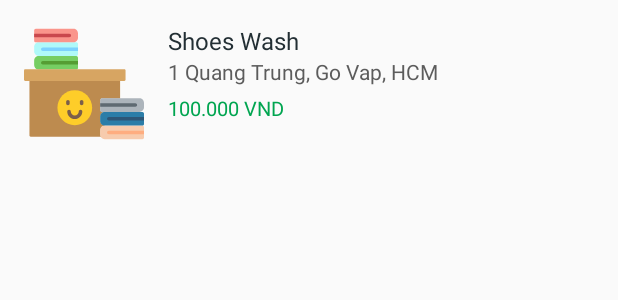
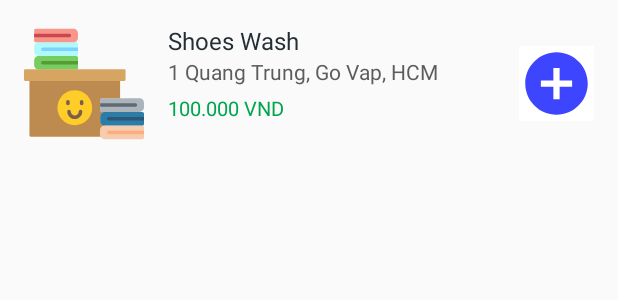
Before and after one commit to thuyvtk/CLaundry, an Android app: the layout service_item.xml on its own in the app's theme, with its tools: preview values and no code run, on a phone screen of 412 x 824 dp. Shown: the top 300 px of the screen. Run offline under Robolectric (Android 15) with nearby library versions, the phone set to English and light mode, and no system bars; Roboto replaces fonts that are not available here.

Commit message:
update serviceItem

```diff
--- /dev/null
+++ b/app/src/main/res/drawable/ic_add_circle_blue_24dp.xml
@@ -0,0 +1,5 @@
+<vector android:height="50dp" android:tint="#3E45FF"
+    android:viewportHeight="24.0" android:viewportWidth="24.0"
+    android:width="50dp" xmlns:android="http://schemas.android.com/apk/res/android">
+    <path android:fillColor="#FF000000" android:pathData="M12,2C6.48,2 2,6.48 2,12s4.48,10 10,10 10,-4.48 10,-10S17.52,2 12,2zM17,13h-4v4h-2v-4L7,13v-2h4L11,7h2v4h4v2z"/>
+</vector>
--- a/app/src/main/res/layout/service_item.xml
+++ b/app/src/main/res/layout/service_item.xml
@@ -25,7 +25,7 @@
                     android:src="@drawable/ic_clothes" />
 
                 <LinearLayout
-                    android:layout_width="match_parent"
+                    android:layout_width="wrap_content"
                     android:layout_height="match_parent"
                     android:orientation="vertical"
                     android:layout_marginLeft="16dp">
@@ -54,6 +54,17 @@
                         android:textSize="13dp"
                         android:text="100.000 VND"/>
                 </LinearLayout>
+                <LinearLayout
+                    android:layout_width="match_parent"
+                    android:layout_height="match_parent"
+                    android:gravity="right|center">
+                   <ImageButton
+                       android:background="@color/white"
+                       android:src="@drawable/ic_add_circle_blue_24dp"
+                       android:id="@+id/imgBAdd"
+                       android:layout_width="50dp"
+                       android:layout_height="50dp"/>
+                </LinearLayout>
             </LinearLayout>
         </LinearLayout>
     </LinearLayout>
```
Also changed, not shown: 1 other file.
